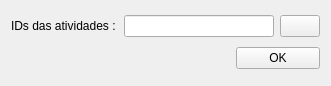
This is sap/uis/createActivities.ui in dsgoficial/SAP_Gerente as Qt 5 draws it before an edit. The edited form follows.
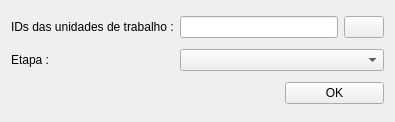
This is the edited form.

What changed in the file:
```diff
--- a/sap/uis/createActivities.ui
+++ b/sap/uis/createActivities.ui
@@ -6,14 +6,21 @@
    <rect>
     <x>0</x>
     <y>0</y>
-    <width>331</width>
-    <height>86</height>
+    <width>395</width>
+    <height>122</height>
    </rect>
   </property>
   <property name="windowTitle">
    <string>Form</string>
   </property>
   <layout class="QGridLayout" name="gridLayout">
+   <item row="0" column="0">
+    <widget class="QLabel" name="label">
+     <property name="text">
+      <string>IDs das unidades de trabalho :</string>
+     </property>
+    </widget>
+   </item>
    <item row="0" column="1" colspan="2">
     <layout class="QHBoxLayout" name="horizontalLayout">
      <item>
@@ -28,7 +35,17 @@
      </item>
     </layout>
    </item>
-   <item row="1" column="0" colspan="2">
+   <item row="1" column="0">
+    <widget class="QLabel" name="label_2">
+     <property name="text">
+      <string>Etapa :</string>
+     </property>
+    </widget>
+   </item>
+   <item row="1" column="1" colspan="2">
+    <widget class="QComboBox" name="stepsCb"/>
+   </item>
+   <item row="2" column="0" colspan="2">
     <spacer name="horizontalSpacer">
      <property name="orientation">
       <enum>Qt::Horizontal</enum>
@@ -41,20 +58,13 @@
      </property>
     </spacer>
    </item>
-   <item row="1" column="2">
+   <item row="2" column="2">
     <widget class="QPushButton" name="okBtn">
      <property name="text">
       <string>OK</string>
      </property>
     </widget>
    </item>
-   <item row="0" column="0">
-    <widget class="QLabel" name="label">
-     <property name="text">
-      <string>IDs das atividades :</string>
-     </property>
-    </widget>
-   </item>
   </layout>
  </widget>
  <resources/>
```
Left out of the diff: 2 changed lines with no effect on the pictures.
